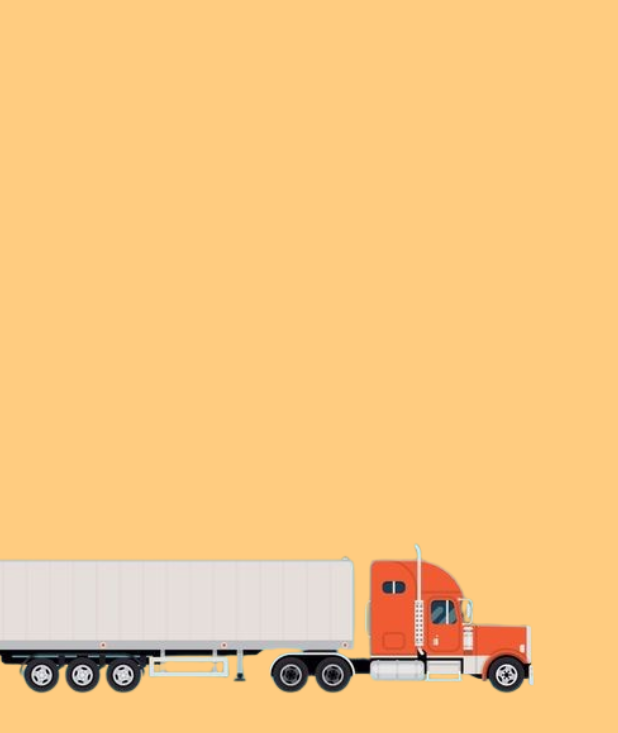
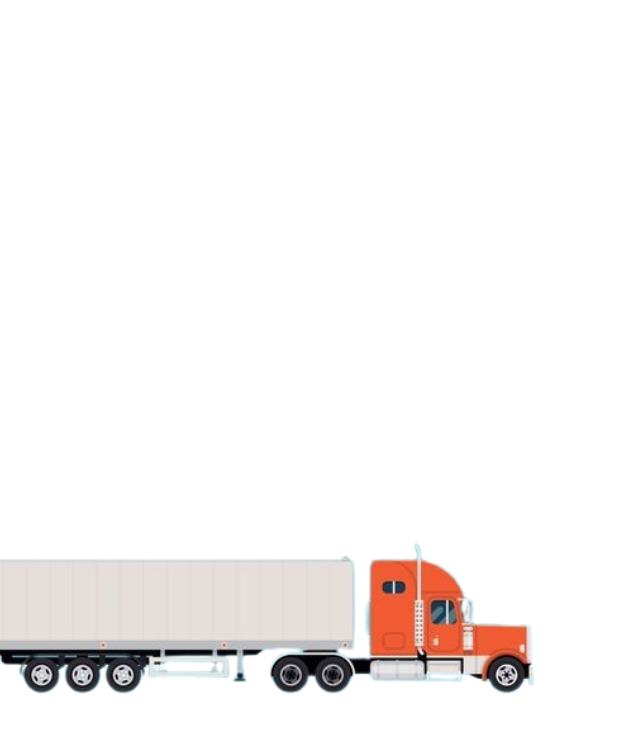
Before and after one commit to ChakaliMadhu6302769895/transmaa_project, a Flutter app: the first screen one second after launch, on a phone screen of 412 x 824 dp. Shown: the top 733 px of the screen. Run offline on Flutter 3.47's test engine with Material 3 defaults, Android fonts, the phone set to English and light mode, and no system bars.

Commit message:
splash screen completed

```diff
--- a/lib/main.dart
+++ b/lib/main.dart
@@ -11,7 +11,7 @@ class MyApp extends StatelessWidget {
 
   @override
   Widget build(BuildContext context) {
-    return MaterialApp(
+    return const MaterialApp(
       debugShowCheckedModeBanner: false,
       home: SplashScreen(),
     );
--- a/lib/screens/splashscreen.dart
+++ b/lib/screens/splashscreen.dart
@@ -31,7 +31,7 @@ class _SplashScreenState extends State<SplashScreen> {
   @override
   Widget build(BuildContext context) {
     return Scaffold(
-      backgroundColor: Colors.orange[200],
+      backgroundColor: Colors.white,
       body: Center(
         child: Column(
           mainAxisAlignment: MainAxisAlignment.center,
```
